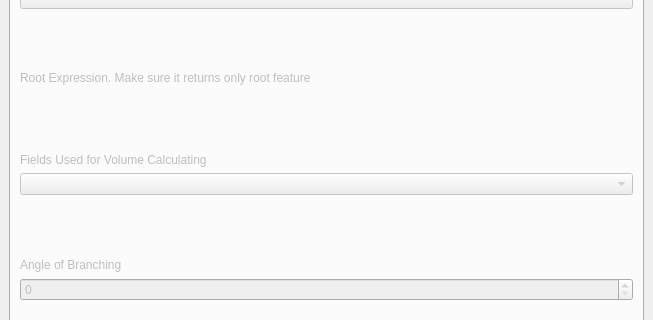
Qt form flow_map_builder_dockwidget_base.ui (glebpinigin/flow_map_builder) before a commit; both pictures show x 0 to 653 and y 105 to 425 of the 653 by 592 pixel window.
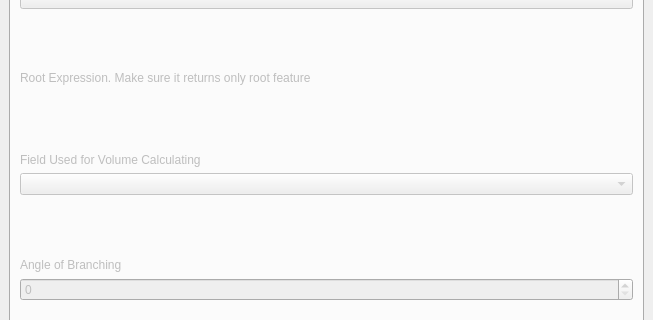
The same form after that commit. Custom widgets are drawn as their Qt base class.

Commit message: Allowed empty field_combobox

```diff
--- a/flow_map_builder_dockwidget_base.ui
+++ b/flow_map_builder_dockwidget_base.ui
@@ -95,7 +95,7 @@
         <item>
          <widget class="QLabel" name="label_3">
           <property name="text">
-           <string>Fields Used for Volume Calculating</string>
+           <string>Field Used for Volume Calculating</string>
           </property>
          </widget>
         </item>
```
Left out of the diff: 6 changed lines with no effect on the pictures.
